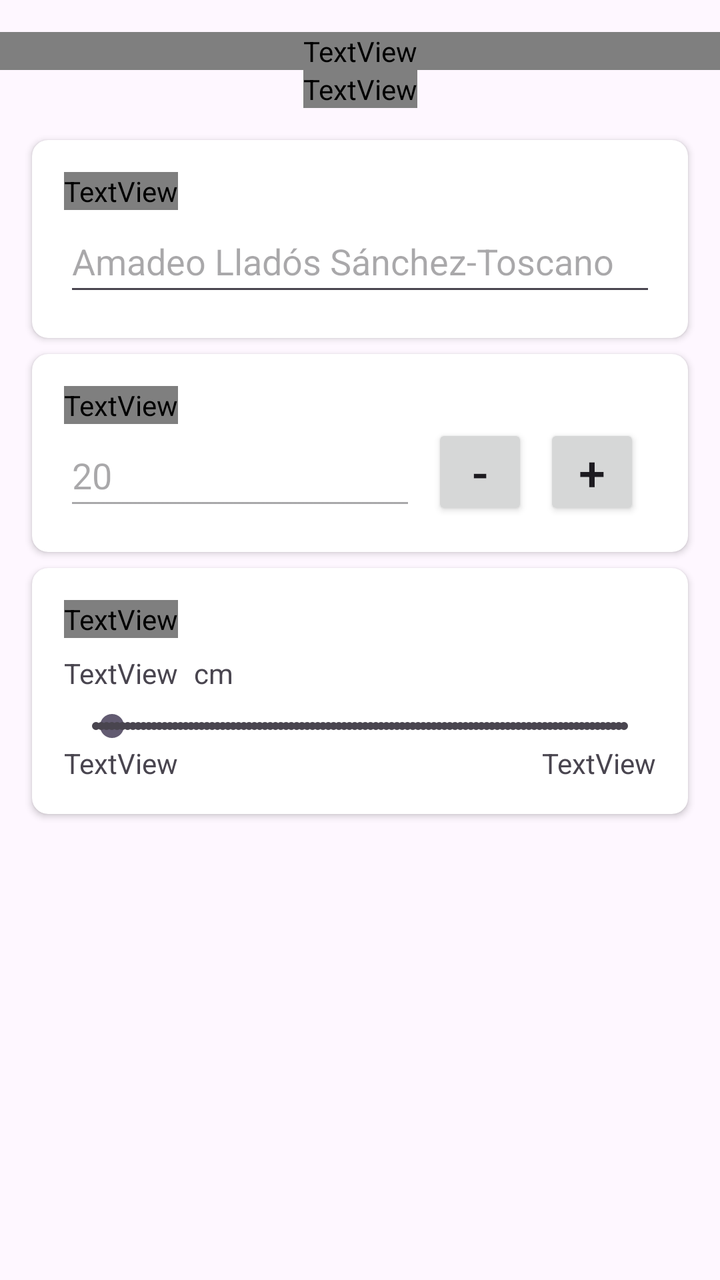
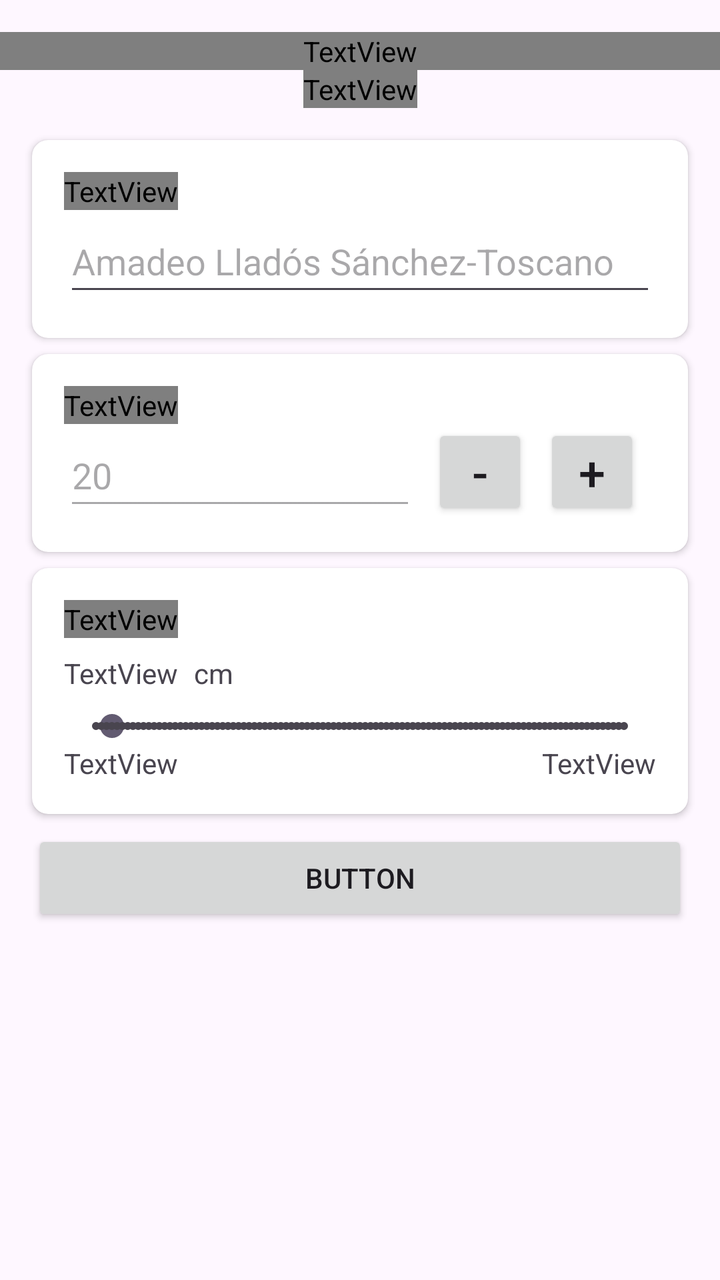

An Android layout rendered at two revisions. The XML below is the earlier revision; the diff shows what the commit changed to produce the second picture.
<!-- AndroidManifest.xml: application theme Theme.LladosFitness -->
<!-- res/layout/activity_main.xml -->
<?xml version="1.0" encoding="utf-8"?>
<androidx.constraintlayout.widget.ConstraintLayout xmlns:android="http://schemas.android.com/apk/res/android"
    xmlns:app="http://schemas.android.com/apk/res-auto"
    xmlns:tools="http://schemas.android.com/tools"
    android:id="@+id/main"
    android:layout_width="match_parent"
    android:layout_height="match_parent"
    tools:context=".MainActivity">

    <TextView
        android:id="@+id/tv_app_title"
        android:layout_width="0dp"
        android:layout_height="wrap_content"
        android:layout_marginTop="16dp"
        android:fontFamily="@font/alfa_slab_one"
        android:text="@string/app_title"
        android:textAlignment="center"
        android:textAppearance="@style/TextAppearance.AppCompat.Display1"
        android:typeface="normal"
        app:layout_constraintEnd_toEndOf="parent"
        app:layout_constraintStart_toStartOf="parent"
        app:layout_constraintTop_toTopOf="parent" />

    <TextView
        android:id="@+id/tv_app_description"
        android:layout_width="wrap_content"
        android:layout_height="wrap_content"
        android:fontFamily="@font/alfa_slab_one"
        android:text="@string/app_description"
        android:textAlignment="center"
        app:layout_constraintEnd_toEndOf="@+id/tv_app_title"
        app:layout_constraintStart_toStartOf="@+id/tv_app_title"
        app:layout_constraintTop_toBottomOf="@+id/tv_app_title" />

    <androidx.cardview.widget.CardView
        android:id="@+id/cv_name"
        android:layout_width="0dp"
        android:layout_height="wrap_content"
        android:layout_marginStart="16dp"
        android:layout_marginTop="16dp"
        android:layout_marginEnd="16dp"
        app:cardCornerRadius="8dp"
        app:contentPadding="16dp"
        app:layout_constraintEnd_toEndOf="parent"
        app:layout_constraintStart_toStartOf="@+id/tv_app_title"
        app:layout_constraintTop_toBottomOf="@+id/tv_app_description">

        <androidx.constraintlayout.widget.ConstraintLayout
            android:layout_width="match_parent"
            android:layout_height="match_parent">

            <TextView
                android:id="@+id/tv_name_title"
                android:layout_width="wrap_content"
                android:layout_height="wrap_content"
                android:fontFamily="@font/alfa_slab_one"
                android:text="@string/name"
                android:textSize="16sp"
                app:layout_constraintStart_toStartOf="parent"
                app:layout_constraintTop_toTopOf="parent" />

            <EditText
                android:id="@+id/editTextText"
                android:layout_width="0dp"
                android:layout_height="wrap_content"
                android:ems="10"
                android:hint="Amadeo Lladós Sánchez-Toscano"
                android:inputType="text"
                android:minHeight="48dp"
                app:layout_constraintBottom_toBottomOf="parent"
                app:layout_constraintEnd_toEndOf="parent"
                app:layout_constraintHorizontal_bias="0.0"
                app:layout_constraintStart_toStartOf="@+id/tv_name_title"
                app:layout_constraintTop_toBottomOf="@+id/tv_name_title"
                app:layout_constraintVertical_bias="1.0" />

        </androidx.constraintlayout.widget.ConstraintLayout>

    </androidx.cardview.widget.CardView>

    <androidx.cardview.widget.CardView
        android:id="@+id/cv_age"
        android:layout_width="0dp"
        android:layout_height="wrap_content"
        android:layout_marginTop="8dp"
        app:cardCornerRadius="8dp"
        app:contentPadding="16dp"
        app:layout_constraintEnd_toEndOf="@+id/cv_name"
        app:layout_constraintStart_toStartOf="@+id/cv_name"
        app:layout_constraintTop_toBottomOf="@+id/cv_name">

        <androidx.constraintlayout.widget.ConstraintLayout
            android:layout_width="match_parent"
            android:layout_height="match_parent">

            <TextView
                android:id="@+id/tv_age_title"
                android:layout_width="wrap_content"
                android:layout_height="wrap_content"
                android:fontFamily="@font/alfa_slab_one"
                android:text="Edad"
                android:textSize="16sp"
                app:layout_constraintStart_toStartOf="parent"
                app:layout_constraintTop_toTopOf="parent" />

            <EditText
                android:id="@+id/n_age_input"
                android:layout_width="0dp"
                android:layout_height="wrap_content"
                android:layout_marginEnd="8dp"
                android:ems="10"
                android:enabled="false"
                android:focusable="false"
                android:hint="20"
                android:inputType="number"
                android:minHeight="48dp"
                android:text="20"
                app:layout_constraintEnd_toStartOf="@+id/btn_age_minus"
                app:layout_constraintStart_toStartOf="@+id/tv_age_title"
                app:layout_constraintTop_toBottomOf="@+id/tv_age_title" />

            <Button
                android:id="@+id/btn_age_minus"
                android:layout_width="48dp"
                android:layout_height="48dp"
                android:layout_marginEnd="8dp"
                android:insetLeft="0dp"
                android:insetTop="0dp"
                android:insetRight="0dp"
                android:insetBottom="0dp"
                android:minWidth="0dp"
                android:minHeight="0dp"
                android:padding="0dp"
                android:text="-"
                android:textSize="24sp"
                app:layout_constraintBottom_toBottomOf="@+id/n_age_input"
                app:layout_constraintEnd_toStartOf="@+id/btn_age_plus"
                app:layout_constraintTop_toTopOf="@+id/n_age_input" />

            <Button
                android:id="@+id/btn_age_plus"
                android:layout_width="48dp"
                android:layout_height="48dp"
                android:layout_marginEnd="8dp"
                android:insetLeft="0dp"
                android:insetTop="0dp"
                android:insetRight="0dp"
                android:insetBottom="0dp"
                android:minWidth="0dp"
                android:minHeight="0dp"
                android:padding="0dp"
                android:text="+"
                android:textSize="24sp"
                app:layout_constraintBottom_toBottomOf="@+id/btn_age_minus"
                app:layout_constraintEnd_toEndOf="parent"
                app:layout_constraintTop_toTopOf="@+id/btn_age_minus" />

        </androidx.constraintlayout.widget.ConstraintLayout>
    </androidx.cardview.widget.CardView>

    <androidx.cardview.widget.CardView
        android:id="@+id/cv_weight"
        android:layout_width="0dp"
        android:layout_height="wrap_content"
        android:layout_marginTop="8dp"
        app:cardCornerRadius="8dp"
        app:contentPadding="16dp"
        app:layout_constraintEnd_toEndOf="@+id/cv_age"
        app:layout_constraintStart_toStartOf="@+id/cv_age"
        app:layout_constraintTop_toBottomOf="@+id/cv_age">

        <androidx.constraintlayout.widget.ConstraintLayout
            android:layout_width="match_parent"
            android:layout_height="match_parent">

            <TextView
                android:id="@+id/textView"
                android:layout_width="wrap_content"
                android:layout_height="wrap_content"
                android:fontFamily="@font/alfa_slab_one"
                android:text="Peso"
                android:textSize="16sp"
                app:layout_constraintStart_toStartOf="parent"
                app:layout_constraintTop_toTopOf="parent" />

            <SeekBar
                android:id="@+id/seekBar2"
                style="@style/Widget.AppCompat.SeekBar.Discrete"
                android:layout_width="0dp"
                android:layout_height="wrap_content"
                android:layout_marginTop="8dp"
                android:max="100"
                android:progress="3"
                app:layout_constraintEnd_toEndOf="parent"
                app:layout_constraintStart_toStartOf="@+id/textView2"
                app:layout_constraintTop_toBottomOf="@+id/textView2" />

            <TextView
                android:id="@+id/textView2"
                android:layout_width="wrap_content"
                android:layout_height="wrap_content"
                android:layout_marginTop="8dp"
                android:text="TextView"
                app:layout_constraintStart_toStartOf="@+id/textView"
                app:layout_constraintTop_toBottomOf="@+id/textView" />

            <TextView
                android:id="@+id/textView3"
                android:layout_width="wrap_content"
                android:layout_height="wrap_content"
                android:layout_marginStart="8dp"
                android:text="cm"
                app:layout_constraintBottom_toBottomOf="@+id/textView2"
                app:layout_constraintStart_toEndOf="@+id/textView2"
                app:layout_constraintTop_toTopOf="@+id/textView2" />

            <TextView
                android:id="@+id/textView4"
                android:layout_width="wrap_content"
                android:layout_height="wrap_content"
                android:text="TextView"
                app:layout_constraintBottom_toBottomOf="parent"
                app:layout_constraintStart_toStartOf="@+id/seekBar2"
                app:layout_constraintTop_toBottomOf="@+id/seekBar2" />

            <TextView
                android:id="@+id/textView5"
                android:layout_width="wrap_content"
                android:layout_height="wrap_content"
                android:text="TextView"
                app:layout_constraintBottom_toBottomOf="parent"
                app:layout_constraintEnd_toEndOf="@+id/seekBar2"
                app:layout_constraintTop_toBottomOf="@+id/seekBar2" />

        </androidx.constraintlayout.widget.ConstraintLayout>
    </androidx.cardview.widget.CardView>

</androidx.constraintlayout.widget.ConstraintLayout>
<!-- resources referenced by this layout -->
<resources>
  <string name="app_description">El éxito no se espera, se fabrica.</string>
  <string name="app_title">Llados Fitness Pro+</string>
  <string name="name">Nombre</string>
  <style name="Theme.LladosFitness" parent="Base.Theme.LladosFitness" />
  <style name="Base.Theme.LladosFitness" parent="Theme.Material3.DayNight.NoActionBar">
          
          
      </style>
</resources>

<!-- the commit's change to res/layout/activity_main.xml (unified diff, before → after) -->
@@ -235,4 +235,14 @@
         </androidx.constraintlayout.widget.ConstraintLayout>
     </androidx.cardview.widget.CardView>
 
+    <Button
+        android:id="@+id/button"
+        android:layout_width="0dp"
+        android:layout_height="wrap_content"
+        android:layout_marginTop="8dp"
+        android:text="Button"
+        app:layout_constraintEnd_toEndOf="@+id/cv_weight"
+        app:layout_constraintStart_toStartOf="@+id/cv_weight"
+        app:layout_constraintTop_toBottomOf="@+id/cv_weight" />
+
 </androidx.constraintlayout.widget.ConstraintLayout>
